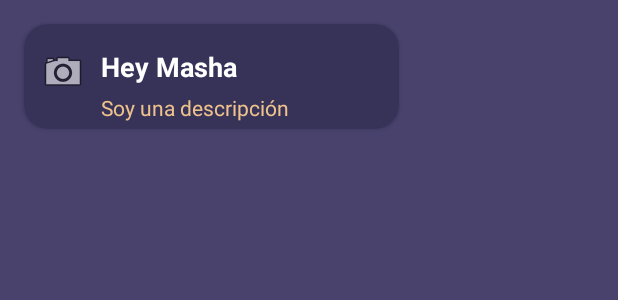
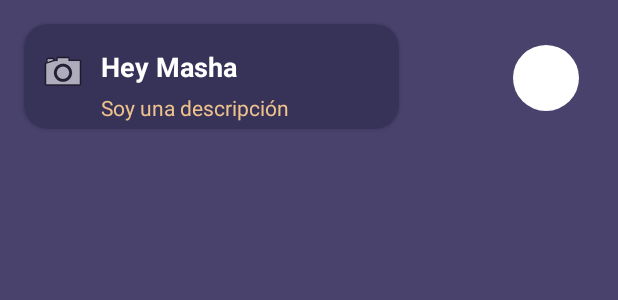
Before and after one commit to chubibi/kotlin-bankapp, an Android app: the layout frg_luck.xml on its own in the app's theme, with its tools: preview values and no code run, on a phone screen of 412 x 824 dp. Shown: the top 300 px of the screen. Run offline under Robolectric (Android 15) with nearby library versions, the phone set to English and light mode, and no system bars; Roboto replaces fonts that are not available here.

Commit message:
Add drawable style button

```diff
--- a/app/src/main/java/com/example/horoscapp/ui/luck/LuckFrg.kt
+++ b/app/src/main/java/com/example/horoscapp/ui/luck/LuckFrg.kt
@@ -6,6 +6,7 @@ import android.view.View
 import android.view.ViewGroup
 import androidx.fragment.app.Fragment
 import com.example.horoscapp.databinding.FrgLuckBinding
+import com.google.android.material.badge.BadgeDrawable
 
 class LuckFrg : Fragment() {
     private var _binding: FrgLuckBinding? = null
@@ -17,4 +18,8 @@ class LuckFrg : Fragment() {
         _binding = FrgLuckBinding.inflate(layoutInflater, container, false)
         return binding.root
     }
+
+    override fun onViewCreated(view: View, savedInstanceState: Bundle?) {
+        super.onViewCreated(view, savedInstanceState)
+    }
 }
--- /dev/null
+++ b/app/src/main/res/drawable/stylebutton.xml
@@ -0,0 +1,6 @@
+<?xml version="1.0" encoding="utf-8"?>
+<shape xmlns:android="http://schemas.android.com/apk/res/android">
+    <solid android:color="@color/white"/>
+    <corners android:radius="300dp"/>
+    <corners android:radius="300dp"/>
+</shape>
--- a/app/src/main/res/layout/frg_luck.xml
+++ b/app/src/main/res/layout/frg_luck.xml
@@ -8,12 +8,13 @@
     tools:context=".ui.luck.LuckFrg">
 
     <androidx.cardview.widget.CardView
-        app:cardBackgroundColor="@color/component"
-        android:layout_marginTop="16dp"
-        android:layout_marginStart="16dp"
-        app:cardCornerRadius="16dp"
+        android:id="@+id/cardView"
         android:layout_width="250dp"
         android:layout_height="70dp"
+        android:layout_marginStart="16dp"
+        android:layout_marginTop="16dp"
+        app:cardBackgroundColor="@color/component"
+        app:cardCornerRadius="16dp"
         app:layout_constraintStart_toStartOf="parent"
         app:layout_constraintTop_toTopOf="parent">
 
@@ -24,8 +25,8 @@
             <ImageView
                 android:id="@+id/imgUser"
                 android:layout_width="wrap_content"
+                android:layout_height="wrap_content"
                 android:layout_marginStart="10dp"
-                android:layout_height="wrap_content"
                 android:layout_marginTop="16dp"
                 android:src="@android:drawable/ic_menu_camera"
                 app:layout_constraintStart_toStartOf="parent"
@@ -59,4 +60,16 @@
 
     </androidx.cardview.widget.CardView>
 
+    <ImageButton
+        android:id="@+id/btnNotify"
+        android:background="@drawable/stylebutton"
+        android:layout_width="44dp"
+        android:layout_height="44dp"
+        android:layout_marginTop="30dp"
+        android:layout_marginStart="50dp"
+        app:layout_constraintEnd_toEndOf="parent"
+        app:layout_constraintStart_toEndOf="@+id/cardView"
+        app:layout_constraintTop_toTopOf="parent">
+    </ImageButton>
+
 </androidx.constraintlayout.widget.ConstraintLayout>
```
